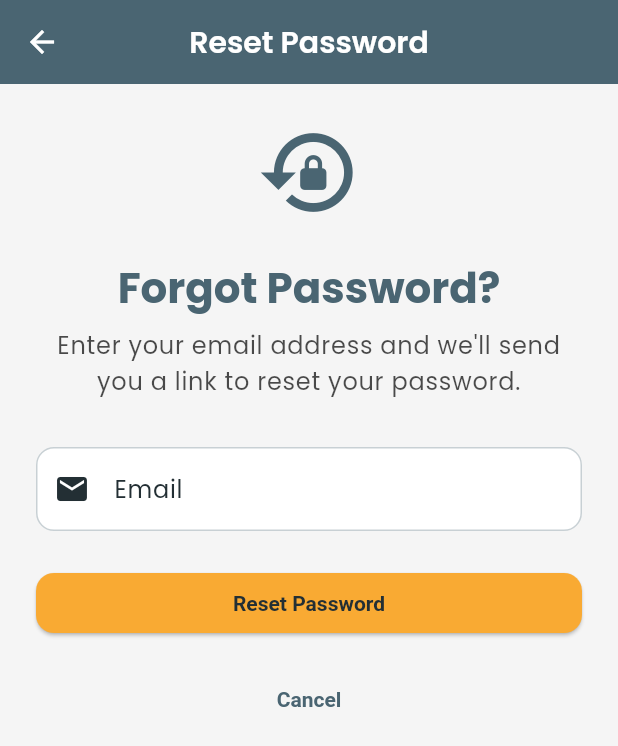
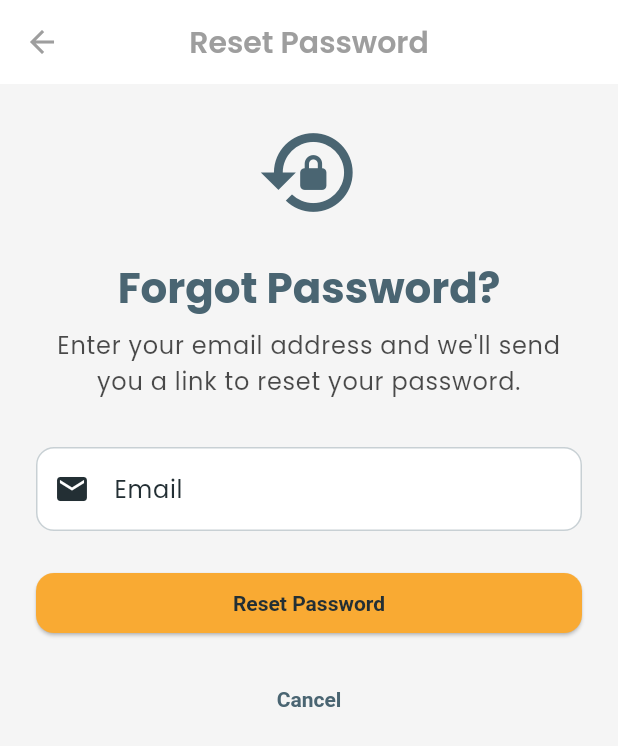
Before and after one commit to eyoaab/Expense-Trucker, a Flutter app: the screen it shows after launch, after a tap on "Skip", after a tap on "Forgot Password?", on a phone screen of 412 x 824 dp. Shown: the top 746 px of the screen. Run offline on Flutter 3.47's test engine with Material 3 defaults, Android fonts, the phone set to English and light mode, and no system bars; our stand-ins replace cloud_firestore, device_preview, firebase_auth, firebase_core, firebase_storage, fl_chart and 5 more; accounts and stored records are empty.

Commit message:
improved some of the uis

```diff
--- a/expense_trucker/lib/core/theme/app_theme.dart
+++ b/expense_trucker/lib/core/theme/app_theme.dart
@@ -3,7 +3,7 @@ import 'package:google_fonts/google_fonts.dart';
 
 class AppTheme {
   static const Color _primaryLightColor = Color(0xFF4A6572);
-  static const Color _primaryDarkColor = Color(0xFF344955);
+  static const Color _primaryDarkColor = Color(0xFF1E1E1E);
   static const Color _accentColor = Color(0xFFF9AA33);
 
   static const Color _lightBackgroundColor = Color(0xFFF5F5F5);
@@ -33,7 +33,7 @@ class AppTheme {
     return ThemeData(
       useMaterial3: true,
       brightness: Brightness.light,
-      colorScheme: ColorScheme.light(
+      colorScheme: const ColorScheme.light(
         primary: _primaryLightColor,
         secondary: _accentColor,
         surface: _lightBackgroundColor,
@@ -48,14 +48,14 @@ class AppTheme {
         ThemeData.light().textTheme,
       ),
       appBarTheme: AppBarTheme(
-        backgroundColor: _primaryLightColor,
-        foregroundColor: Colors.white,
+        backgroundColor: Colors.white,
+        foregroundColor: Colors.grey,
         elevation: 0,
         centerTitle: true,
         titleTextStyle: GoogleFonts.poppins(
           fontSize: 20,
           fontWeight: FontWeight.w600,
-          color: Colors.white,
+          color: Colors.grey,
         ),
       ),
       cardTheme: const CardTheme(
@@ -122,7 +122,7 @@ class AppTheme {
     return ThemeData(
       useMaterial3: true,
       brightness: Brightness.dark,
-      colorScheme: ColorScheme.dark(
+      colorScheme: const ColorScheme.dark(
         primary: _primaryDarkColor,
         secondary: _accentColor,
         surface: _darkBackgroundColor,
@@ -137,14 +137,14 @@ class AppTheme {
         ThemeData.dark().textTheme,
       ),
       appBarTheme: AppBarTheme(
-        backgroundColor: _primaryDarkColor,
-        foregroundColor: Colors.white,
+        backgroundColor: const Color(0xFF1E1E1E),
+        foregroundColor: Colors.grey,
         elevation: 0,
         centerTitle: true,
         titleTextStyle: GoogleFonts.poppins(
           fontSize: 20,
           fontWeight: FontWeight.w600,
-          color: Colors.white,
+          color: Colors.grey,
         ),
       ),
       cardTheme: const CardTheme(
--- a/expense_trucker/lib/features/expenses/screens/home_screen.dart
+++ b/expense_trucker/lib/features/expenses/screens/home_screen.dart
@@ -146,8 +146,12 @@ class _HomeScreenState extends State<HomeScreen> {
       ),
       floatingActionButton: _currentIndex == 0
           ? FloatingActionButton(
+              backgroundColor: const Color(0xFFF9AA33),
               onPressed: _addExpense,
-              child: const Icon(Icons.add),
+              child: const Icon(
+                Icons.add,
+                color: Colors.white,
+              ),
             )
           : null,
     );
--- a/expense_trucker/lib/main.dart
+++ b/expense_trucker/lib/main.dart
@@ -54,7 +54,7 @@ class MyApp extends StatelessWidget {
       child: Consumer<ThemeProvider>(
         builder: (context, themeProvider, _) {
           return DevicePreview(
-            enabled: false,
+            enabled: true,
             builder: (context) => MaterialApp(
               useInheritedMediaQuery: true,
               locale: DevicePreview.locale(context),
```
Also changed, not shown: 1 other file.
